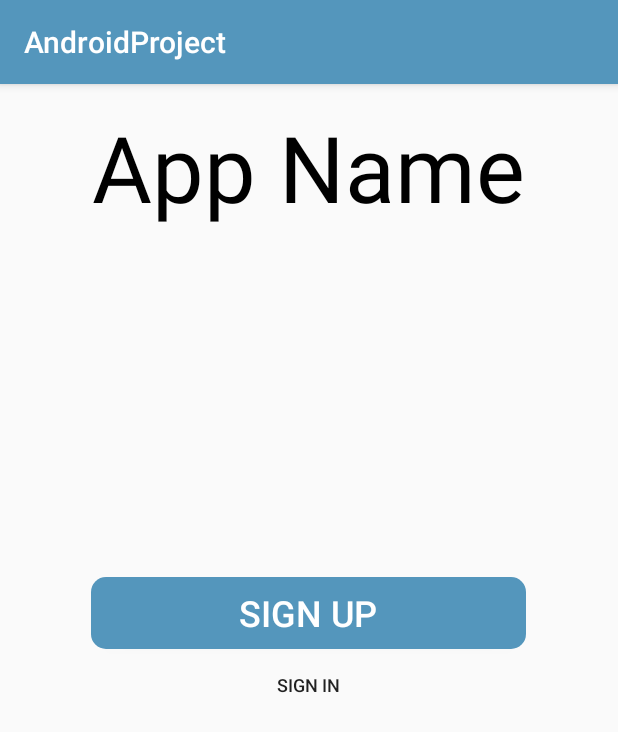
After one commit to TAJMOUTI/AndroidProject, an Android app: the Landing_page screen opened directly, with no data from a screen before it, on a phone screen of 412 x 824 dp. The commit adds this screen. Shown: the top 732 px of the screen. Run offline under Robolectric (Android 15) with nearby library versions, the phone set to English and light mode, and no system bars.

Commit message:
Landing page done

```diff
--- a/app/src/main/AndroidManifest.xml
+++ b/app/src/main/AndroidManifest.xml
@@ -9,6 +9,7 @@
         android:roundIcon="@mipmap/ic_launcher_round"
         android:supportsRtl="true"
         android:theme="@style/AppTheme">
+        <activity android:name=".Landing_page"></activity>
         <activity android:name=".MainActivity">
             <intent-filter>
                 <action android:name="android.intent.action.MAIN" />
--- /dev/null
+++ b/app/src/main/java/com/example/androidproject/Landing_page.java
@@ -0,0 +1,14 @@
+package com.example.androidproject;
+
+import androidx.appcompat.app.AppCompatActivity;
+
+import android.os.Bundle;
+
+public class Landing_page extends AppCompatActivity {
+
+    @Override
+    protected void onCreate(Bundle savedInstanceState) {
+        super.onCreate(savedInstanceState);
+        setContentView(R.layout.activity_landing_page);
+    }
+}
--- /dev/null
+++ b/app/src/main/res/drawable/btn_default_primary.xml
@@ -0,0 +1,5 @@
+<?xml version="1.0" encoding="utf-8"?>
+<shape xmlns:android="http://schemas.android.com/apk/res/android">
+    <corners android:radius="10dp" />
+    <solid android:color="@color/colorPrimary" />
+</shape>
--- /dev/null
+++ b/app/src/main/res/drawable/btn_hover_primary.xml
@@ -0,0 +1,5 @@
+<?xml version="1.0" encoding="utf-8"?>
+<shape xmlns:android="http://schemas.android.com/apk/res/android">
+    <corners android:radius="10dp" />
+    <solid android:color="@color/colorPrimaryPressed" />
+</shape>
--- /dev/null
+++ b/app/src/main/res/drawable/btn_primary.xml
@@ -0,0 +1,9 @@
+<?xml version="1.0" encoding="utf-8"?>
+<selector xmlns:android="http://schemas.android.com/apk/res/android">
+    <item
+        android:state_pressed="false"
+        android:drawable="@drawable/btn_default_primary"></item>
+    <item
+        android:state_pressed="true"
+        android:drawable="@drawable/btn_hover_primary"></item>
+</selector>
--- /dev/null
+++ b/app/src/main/res/layout/activity_landing_page.xml
@@ -0,0 +1,60 @@
+<?xml version="1.0" encoding="utf-8"?>
+<androidx.constraintlayout.widget.ConstraintLayout xmlns:android="http://schemas.android.com/apk/res/android"
+    xmlns:app="http://schemas.android.com/apk/res-auto"
+    xmlns:tools="http://schemas.android.com/tools"
+    android:layout_width="match_parent"
+    android:layout_height="match_parent"
+    tools:context=".Landing_page">
+
+    <LinearLayout
+        android:layout_width="match_parent"
+        android:layout_height="match_parent"
+        android:gravity="center_horizontal"
+        android:weightSum="10">
+
+        <LinearLayout
+            android:layout_width="wrap_content"
+            android:layout_height="match_parent"
+            android:layout_weight="5"
+            android:orientation="vertical"
+            android:weightSum="10">
+
+            <TextView
+                android:id="@+id/textView3"
+                android:layout_width="match_parent"
+                android:layout_height="wrap_content"
+                android:layout_weight="1"
+                android:gravity="center"
+                android:text="App Name"
+                android:textAlignment="center"
+                android:textColor="#000000"
+                android:textSize="36sp"
+                android:autoSizeTextType="uniform" />
+
+            <LinearLayout
+                android:layout_width="match_parent"
+                android:layout_height="wrap_content"
+                android:layout_weight="7"
+                android:gravity="center_vertical"
+                android:orientation="vertical">
+
+                <Button
+                    android:id="@+id/button"
+                    android:layout_width="match_parent"
+                    android:layout_height="wrap_content"
+                    android:background="@drawable/btn_primary"
+                    android:text="Sign Up"
+                    android:textColor="#FFFFFF"
+                    android:textSize="24sp" />
+
+                <Button
+                    android:id="@+id/button2"
+                    style="@style/Widget.AppCompat.Button.Borderless"
+                    android:layout_width="match_parent"
+                    android:layout_height="wrap_content"
+                    android:text="Sign In"
+                    android:textSize="12sp" />
+            </LinearLayout>
+        </LinearLayout>
+    </LinearLayout>
+</androidx.constraintlayout.widget.ConstraintLayout>
--- a/app/src/main/res/layout/activity_main.xml
+++ b/app/src/main/res/layout/activity_main.xml
@@ -2,17 +2,18 @@
 <androidx.constraintlayout.widget.ConstraintLayout xmlns:android="http://schemas.android.com/apk/res/android"
     xmlns:app="http://schemas.android.com/apk/res-auto"
     xmlns:tools="http://schemas.android.com/tools"
+    android:id="@+id/layout"
     android:layout_width="match_parent"
     android:layout_height="match_parent"
     tools:context=".MainActivity">
 
-    <TextView
+    <Button
+        android:id="@+id/btn_to_landing_page"
         android:layout_width="wrap_content"
         android:layout_height="wrap_content"
-        android:text="Hello World!"
+        android:text="landing page"
         app:layout_constraintBottom_toBottomOf="parent"
-        app:layout_constraintLeft_toLeftOf="parent"
-        app:layout_constraintRight_toRightOf="parent"
+        app:layout_constraintEnd_toEndOf="parent"
+        app:layout_constraintStart_toStartOf="parent"
         app:layout_constraintTop_toTopOf="parent" />
-
 </androidx.constraintlayout.widget.ConstraintLayout>
--- a/app/src/main/res/values/colors.xml
+++ b/app/src/main/res/values/colors.xml
@@ -1,6 +1,7 @@
 <?xml version="1.0" encoding="utf-8"?>
 <resources>
-    <color name="colorPrimary">#6200EE</color>
+    <color name="colorPrimary">#5496BC</color>
+    <color name="colorPrimaryPressed">#4C88AB</color>
     <color name="colorPrimaryDark">#3700B3</color>
     <color name="colorAccent">#03DAC5</color>
 </resources>
```
